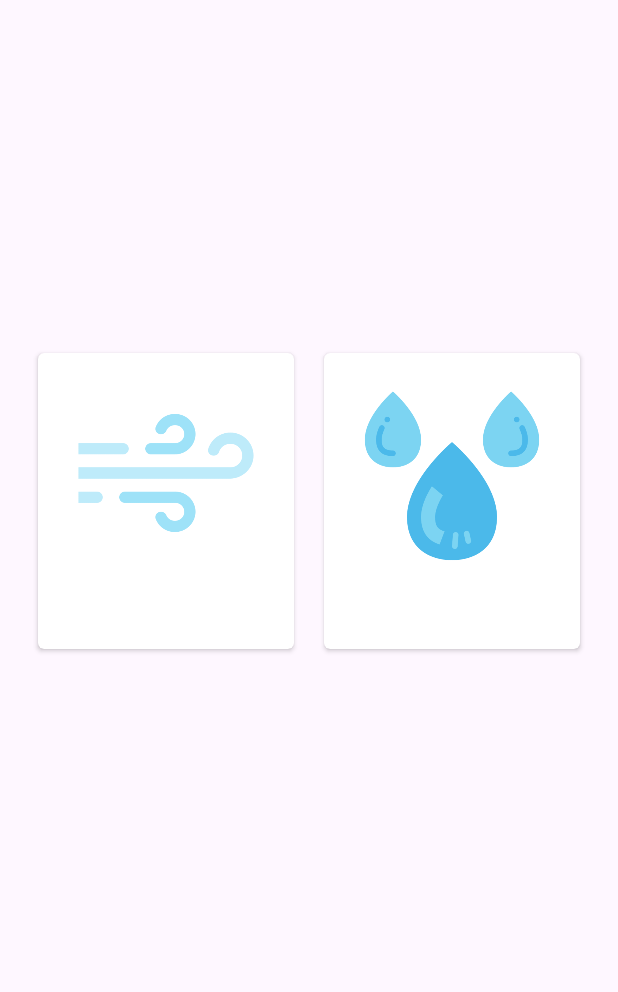
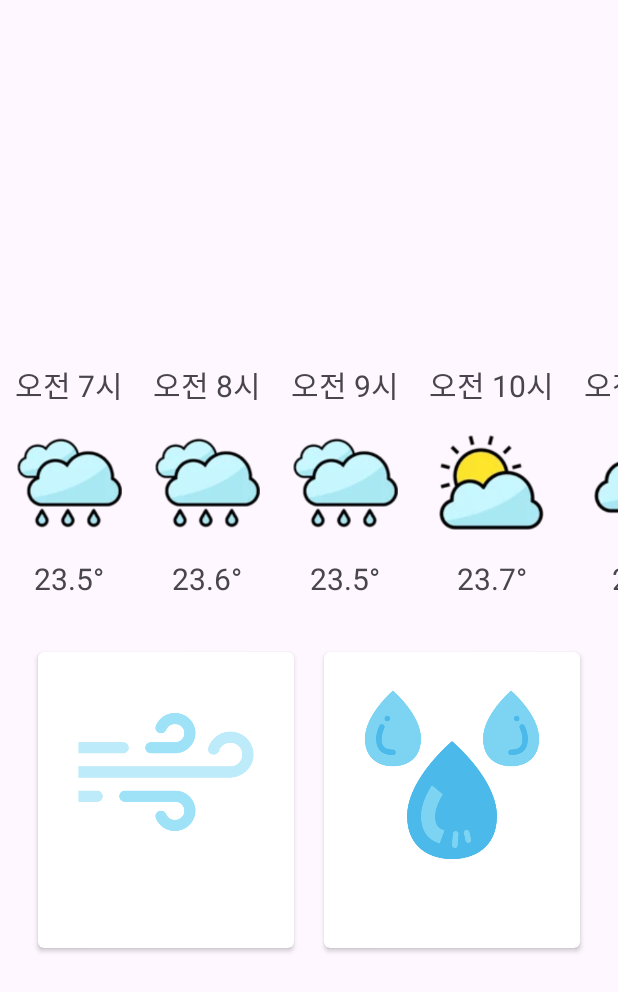
Before and after one commit to jysh1023/Madcamp_Project1_COGAWE, an Android app: the fragment WeatherFragment shown on its own in the app's theme, on a phone screen of 412 x 824 dp. Shown: the top 992 px of the screen. Run offline under Robolectric (Android 15) with nearby library versions, the phone set to English and light mode, and no system bars; our stand-ins replace Picasso; pictures from the network do not load.

Commit message:
feat(weather): add short weather forecast

```diff
--- /dev/null
+++ b/app/src/main/java/com/example/madcamp_project1/weather/FcstData.kt
@@ -0,0 +1,10 @@
+package com.example.madcamp_project1.weather
+
+import com.google.gson.annotations.SerializedName
+import java.io.Serializable
+
+data class FcstData(
+    @SerializedName("hour") val fcstHour: Int,
+    @SerializedName("sky") val fcstSkyDrawableId: Int,
+    @SerializedName("temp") val fcstTmp: Float
+) : Serializable
--- /dev/null
+++ b/app/src/main/java/com/example/madcamp_project1/weather/SrtFcstRecyclerViewAdapter.kt
@@ -0,0 +1,38 @@
+package com.example.madcamp_project1.weather
+
+import android.view.LayoutInflater
+import android.view.ViewGroup
+import androidx.recyclerview.widget.RecyclerView
+import com.example.madcamp_project1.databinding.ItemUltraSrtFcstBinding
+import com.squareup.picasso.Picasso
+
+class SrtFcstRecyclerViewAdapter : RecyclerView.Adapter<SrtFcstRecyclerViewAdapter.ViewHolder>() {
+    var fcstList: MutableList<FcstData> = mutableListOf()
+
+    override fun onCreateViewHolder(parent: ViewGroup, viewType: Int): ViewHolder {
+        val binding = ItemUltraSrtFcstBinding.inflate(LayoutInflater.from(parent.context), parent, false)
+        return ViewHolder(binding)
+    }
+
+    override fun getItemCount(): Int = fcstList.size
+
+    override fun onBindViewHolder(holder: ViewHolder, position: Int) {
+        holder.bind(fcstList[position])
+    }
+
+    inner class ViewHolder(private val binding: ItemUltraSrtFcstBinding) :
+        RecyclerView.ViewHolder(binding.root) {
+        fun bind(fcstData: FcstData) {
+            binding.srtFcstHour.text = when(fcstData.fcstHour) {
+                in 0..11 -> "오전 ${(fcstData.fcstHour+11)%12+1}시"
+                else -> "오후 ${(fcstData.fcstHour+11)%12+1}시"
+            }
+            Picasso.get()
+                .load(fcstData.fcstSkyDrawableId)
+                .resize(100, 100)
+                .centerCrop()
+                .into(binding.srtFcstSkyIcon)
+            binding.srtFcstTmp.text = "${fcstData.fcstTmp}°"
+        }
+    }
+}
--- a/app/src/main/java/com/example/madcamp_project1/weather/WeatherFragment.kt
+++ b/app/src/main/java/com/example/madcamp_project1/weather/WeatherFragment.kt
@@ -8,9 +8,13 @@ import android.view.LayoutInflater
 import android.view.View
 import android.view.ViewGroup
 import androidx.annotation.RequiresApi
+import androidx.recyclerview.widget.LinearLayoutManager
+import androidx.recyclerview.widget.RecyclerView
 import com.example.madcamp_project1.R
 import com.example.madcamp_project1.databinding.FragmentWeatherBinding
 import com.squareup.picasso.Picasso
+import kotlinx.coroutines.async
+import kotlinx.coroutines.runBlocking
 import retrofit2.Call
 import retrofit2.Callback
 import retrofit2.Response
@@ -23,10 +27,24 @@ class WeatherFragment : Fragment() {
     private val binding get() = _binding!!
 
     private val weatherInfo: MutableMap<String, String> = mutableMapOf()
+    private val hourList: MutableList<Int> = mutableListOf()
+    private val summaryList: MutableList<String> = mutableListOf()
+    private val tmpList: MutableList<Float> = mutableListOf()
+    private val fcstList: MutableList<FcstData> = mutableListOf()
 
     @RequiresApi(Build.VERSION_CODES.O)
     override fun onCreate(savedInstanceState: Bundle?) {
         super.onCreate(savedInstanceState)
+        weatherInfo.clear()
+        hourList.clear()
+        summaryList.clear()
+        tmpList.clear()
+        fcstList.clear()
+        for (i in 1..6) {
+            hourList.add(-1)
+            summaryList.add("sample")
+            tmpList.add(-1F)
+        }
     }
 
     override fun onCreateView(
@@ -44,15 +62,17 @@ class WeatherFragment : Fragment() {
         // mm >= 40 -> HH:00
         // mm < 40 -> HH-1:00
         var calendar = Calendar.getInstance()
-        if(calendar.get(Calendar.MINUTE) >= 40) {
+        if (calendar.get(Calendar.MINUTE) >= 40) {
             calendar.set(GregorianCalendar.MINUTE, 0)
-        }
-        else {
+        } else {
             calendar.set(GregorianCalendar.MINUTE, 0)
-            calendar.add(GregorianCalendar.HOUR, -1)
+            calendar.add(GregorianCalendar.HOUR_OF_DAY, -1)
         }
         baseDate = calendarToString(calendar, "yyyyMMdd")
-        baseTime = calendarToString(calendar, "hhmm")
+        baseTime = calendarToString(calendar, "HHmm")
+//        viewModelScope.launch {
+//
+//        }
         RetrofitServiceImpl.service.getUltraSrtNcst(8, 1, baseDate, baseTime).enqueue(
             object : Callback<Weather> {
                 override fun onFailure(call: Call<Weather>?, t: Throwable?) {
@@ -73,8 +93,10 @@ class WeatherFragment : Fragment() {
                     val items = body.component2().component1()
                     for (item in items) {
                         val (category, obsrValue, fcstValue, fcstDate, fcstTime) = item
-                        when(category) {
-                            "T1H" -> weatherInfo["temperature"] = "%.1f°".format(obsrValue.toFloat())
+                        when (category) {
+                            "T1H" -> weatherInfo["temperature"] =
+                                "%.1f°".format(obsrValue.toFloat())
+
                             "REH" -> weatherInfo["humidity"] = "습도 ${obsrValue}%"
                             "WSD" -> weatherInfo["wind"] = "바람 ${obsrValue}m/s"
                         }
@@ -91,16 +113,18 @@ class WeatherFragment : Fragment() {
         // mm >= 45 -> HH:30
         // mm < 45  -> HH-1:30
         calendar = Calendar.getInstance()
-        if(calendar.get(Calendar.MINUTE) >= 45) {
+        if (calendar.get(Calendar.MINUTE) >= 45) {
             calendar.set(GregorianCalendar.MINUTE, 30)
-        }
-        else {
+        } else {
             calendar.set(GregorianCalendar.MINUTE, 30)
             calendar.add(GregorianCalendar.HOUR, -1)
         }
         baseDate = calendarToString(calendar, "yyyyMMdd")
-        baseTime = calendarToString(calendar, "hhmm")
-        RetrofitServiceImpl.service.getUltraSrtFcst(10, 1, baseDate, baseTime).enqueue(
+        baseTime = calendarToString(calendar, "HHmm")
+
+        // [h, h+1), ... , [h+5, h+6)
+        // #(category) = 10
+        RetrofitServiceImpl.service.getUltraSrtFcst(6 * 10, 1, baseDate, baseTime).enqueue(
             object : Callback<Weather> {
                 override fun onFailure(call: Call<Weather>?, t: Throwable?) {
                     Log.e("myapp", t.toString())
@@ -118,16 +142,23 @@ class WeatherFragment : Fragment() {
                         throw IllegalStateException("api error")
                     }
                     val items = body.component2().component1()
+//                    Log.d("weather", "items: " + items.toString())
+//                    Log.d("weather", "call: " + call.toString())
+
+                    var idx: Int = 0
                     for (item in items) {
                         val (category, obsrValue, fcstValue, fcstDate, fcstTime) = item
-                        weatherInfo["weatherSummary"] = when(category) {
-                            "SKY" -> when(fcstValue) {
+//                        Log.d("weather", "fcstTime: " + weatherInfo["fcstTime"])
+
+                        when (category) {
+                            "SKY" -> summaryList[idx % 6] = when (fcstValue) {
                                 "1" -> "맑음"
                                 "2" -> "구름 많음"
                                 "4" -> "흐림"
                                 else -> null
-                            }
-                            "PTY" -> when(fcstValue) {
+                            } ?: summaryList[idx % 6]
+
+                            "PTY" -> summaryList[idx % 6] = when (fcstValue) {
                                 "1" -> "비"
                                 "2" -> "비/눈"
                                 "3" -> "눈"
@@ -135,32 +166,61 @@ class WeatherFragment : Fragment() {
                                 "6" -> "빗방울/눈날림"
                                 "7" -> "눈날림"
                                 else -> null
+                            } ?: summaryList[idx % 6]
+
+                            "T1H" -> {
+                                hourList[idx % 6] = fcstTime.toInt() / 100
+                                tmpList[idx % 6] = fcstValue.toFloat()
                             }
-                            else -> null
-                        }.orEmpty()
+                        }
+
+                        idx += 1
                     }
-                    binding.weatherSummary.text = "${weatherInfo["weatherSummary"]}"
-                    val src = when(weatherInfo["weatherSummary"]) {
-                        in listOf("맑음") -> R.drawable.sky_sunny
-                        in listOf("구름 많음") -> R.drawable.sky_many_cloud
-                        in listOf("흐림") -> R.drawable.sky_cloudy
-                        in listOf("비", "비/눈", "눈", "빗방울", "빗방울/눈날림", "눈날림") -> R.drawable.sky_rainy
-                        else -> R.drawable.sky_sunny
-                    }
+
+//                  Log.d("weather", "binding!: " + weatherInfo.toString())
+
+                    binding.forecastTime.text = "${hourList[0]}시"
+                    binding.weatherSummary.text = summaryList[0]
+                    binding.temperature.text = "${tmpList[0]}°"
+
+                    val src = summaryToIconId(summaryList[0])
                     Picasso.get()
                         .load(src)
                         .into(binding.weatherIcon)
-//                    binding.weatherIcon.setImageResource
+
+                    for (i in 0..5) {
+                        fcstList.add(
+                            FcstData(
+                                hourList[i],
+                                summaryToIconId(summaryList[i]),
+                                tmpList[i]
+                            )
+                        )
+                    }
+                    Log.d("weather", fcstList.toString())
                 }
             }
         )
 
         // 단기예보
         // base_time 3x+2:00, api 제공 +10분
+        return binding.root
+    }
 
+    override fun onViewCreated(view: View, savedInstanceState: Bundle?) {
+        super.onViewCreated(view, savedInstanceState)
 
-
-        return binding.root
+        val adapter = SrtFcstRecyclerViewAdapter()
+//        adapter.fcstList = fcstList
+        adapter.fcstList.add(FcstData(7, R.drawable.sky_rainy, 23.5F))
+        adapter.fcstList.add(FcstData(8, R.drawable.sky_rainy, 23.6F))
+        adapter.fcstList.add(FcstData(9, R.drawable.sky_rainy, 23.5F))
+        adapter.fcstList.add(FcstData(10, R.drawable.sky_many_cloud, 23.7F))
+        adapter.fcstList.add(FcstData(11, R.drawable.sky_cloudy, 27.5F))
+        adapter.fcstList.add(FcstData(12, R.drawable.sky_sunny, 29.6F))
+        binding.weatherUltraSrtFcstRecyclerView.adapter = adapter
+        binding.weatherUltraSrtFcstRecyclerView.layoutManager =
+            LinearLayoutManager(activity, RecyclerView.HORIZONTAL, false)
     }
 
     override fun onDestroyView() {
@@ -168,8 +228,26 @@ class WeatherFragment : Fragment() {
         _binding = null
     }
 
-    fun calendarToString(calendar: Calendar, format: String): String {
+    private fun calendarToString(calendar: Calendar, format: String): String {
         val dateFormat = SimpleDateFormat(format)
         return dateFormat.format(calendar.time)
     }
+
+    private fun summaryToIconId(summary: String?): Int {
+        return when (summary) {
+            in listOf("맑음") -> R.drawable.sky_sunny
+            in listOf("구름 많음") -> R.drawable.sky_many_cloud
+            in listOf("흐림") -> R.drawable.sky_cloudy
+            in listOf(
+                "비",
+                "비/눈",
+                "눈",
+                "빗방울",
+                "빗방울/눈날림",
+                "눈날림"
+            ) -> R.drawable.sky_rainy
+
+            else -> R.drawable.sky_sunny
+        }
+    }
 }
--- a/app/src/main/res/layout/fragment_weather.xml
+++ b/app/src/main/res/layout/fragment_weather.xml
@@ -39,16 +39,32 @@
                 android:textSize="30dp" />
         </LinearLayout>
 
-        <ImageView
-            android:id="@+id/weather_icon"
-            android:layout_width="@dimen/weather_summary_icon_size"
-            android:layout_height="@dimen/weather_summary_icon_size"
-            android:layout_marginHorizontal="10dp"
-            android:adjustViewBounds="true" />
+        <LinearLayout
+            android:layout_width="wrap_content"
+            android:layout_height="wrap_content"
+            android:orientation="vertical">
 
+            <TextView
+                android:id="@+id/forecast_time"
+                android:layout_width="match_parent"
+                android:layout_height="wrap_content"
+                android:text=""
+                android:textAlignment="textEnd"
+                android:textSize="15dp" />
+
+            <ImageView
+                android:id="@+id/weather_icon"
+                android:layout_width="@dimen/weather_summary_icon_size"
+                android:layout_height="@dimen/weather_summary_icon_size"
+                android:layout_marginHorizontal="10dp"
+                android:adjustViewBounds="true" />
+        </LinearLayout>
     </LinearLayout>
 
-
+    <androidx.recyclerview.widget.RecyclerView
+        android:id="@+id/weather_ultra_srt_fcst_recycler_view"
+        android:layout_width="wrap_content"
+        android:layout_height="wrap_content" />
 
     <LinearLayout
         android:id="@+id/weather_linear_2"
@@ -70,9 +86,9 @@
             <LinearLayout
                 android:layout_width="wrap_content"
                 android:layout_height="wrap_content"
+                android:orientation="vertical"
                 android:paddingHorizontal="@dimen/weather_card_padding_horizontal"
-                android:paddingVertical="@dimen/weather_card_padding_vertical"
-                android:orientation="vertical">
+                android:paddingVertical="@dimen/weather_card_padding_vertical">
 
                 <ImageView
                     android:id="@+id/wind_icon"
@@ -84,8 +100,8 @@
                     android:id="@+id/wind"
                     android:layout_width="match_parent"
                     android:layout_height="match_parent"
+                    android:layout_marginTop="10dp"
                     android:textAlignment="center"
-                    android:layout_marginTop="10dp"
                     android:textSize="@dimen/weather_card_text_size" />
             </LinearLayout>
         </androidx.cardview.widget.CardView>
@@ -100,9 +116,9 @@
             <LinearLayout
                 android:layout_width="wrap_content"
                 android:layout_height="wrap_content"
+                android:orientation="vertical"
                 android:paddingHorizontal="@dimen/weather_card_padding_horizontal"
-                android:paddingVertical="@dimen/weather_card_padding_vertical"
-                android:orientation="vertical">
+                android:paddingVertical="@dimen/weather_card_padding_vertical">
 
                 <ImageView
                     android:id="@+id/humidity_icon"
@@ -114,8 +130,8 @@
                     android:id="@+id/humidity"
                     android:layout_width="match_parent"
                     android:layout_height="match_parent"
+                    android:layout_marginTop="10dp"
                     android:textAlignment="center"
-                    android:layout_marginTop="10dp"
                     android:textSize="@dimen/weather_card_text_size" />
             </LinearLayout>
         </androidx.cardview.widget.CardView>
--- /dev/null
+++ b/app/src/main/res/layout/item_ultra_srt_fcst.xml
@@ -0,0 +1,42 @@
+<?xml version="1.0" encoding="utf-8"?>
+<androidx.constraintlayout.widget.ConstraintLayout xmlns:android="http://schemas.android.com/apk/res/android"
+    xmlns:app="http://schemas.android.com/apk/res-auto"
+    xmlns:tools="http://schemas.android.com/tools"
+    android:layout_width="wrap_content"
+    android:layout_height="wrap_content"
+    android:padding="10dp">
+
+    <TextView
+        android:id="@+id/srt_fcst_hour"
+        android:layout_width="wrap_content"
+        android:layout_height="wrap_content"
+        android:text="HH시"
+        android:textSize="20dp"
+        app:layout_constraintBottom_toTopOf="@+id/srt_fcst_sky_icon"
+        app:layout_constraintEnd_toEndOf="parent"
+        app:layout_constraintStart_toStartOf="parent"
+        app:layout_constraintTop_toTopOf="parent" />
+
+    <ImageView
+        android:id="@+id/srt_fcst_sky_icon"
+        android:adjustViewBounds="true"
+        android:layout_marginVertical="15dp"
+        android:layout_width="@dimen/item_ultra_srt_fcst_sky_icon_size"
+        android:layout_height="@dimen/item_ultra_srt_fcst_sky_icon_size"
+        app:layout_constraintBottom_toTopOf="@+id/srt_fcst_tmp"
+        app:layout_constraintEnd_toEndOf="parent"
+        app:layout_constraintStart_toStartOf="parent"
+        app:layout_constraintTop_toBottomOf="@id/srt_fcst_hour"
+        app:srcCompat="@drawable/sky_rainy" />
+
+    <TextView
+        android:id="@+id/srt_fcst_tmp"
+        android:layout_width="wrap_content"
+        android:layout_height="wrap_content"
+        android:text="99°"
+        android:textSize="20dp"
+        app:layout_constraintBottom_toBottomOf="parent"
+        app:layout_constraintEnd_toEndOf="parent"
+        app:layout_constraintStart_toStartOf="parent"
+        app:layout_constraintTop_toBottomOf="@+id/srt_fcst_sky_icon" />
+</androidx.constraintlayout.widget.ConstraintLayout>
--- a/app/src/main/res/values/dimens.xml
+++ b/app/src/main/res/values/dimens.xml
@@ -11,4 +11,5 @@
     <dimen name="weather_card_padding_vertical">20dp</dimen>
     <dimen name="weather_card_text_size">20dp</dimen>
     <dimen name="photo_detail_description_text_size">20dp</dimen>
+    <dimen name="item_ultra_srt_fcst_sky_icon_size">70dp</dimen>
 </resources>
```
